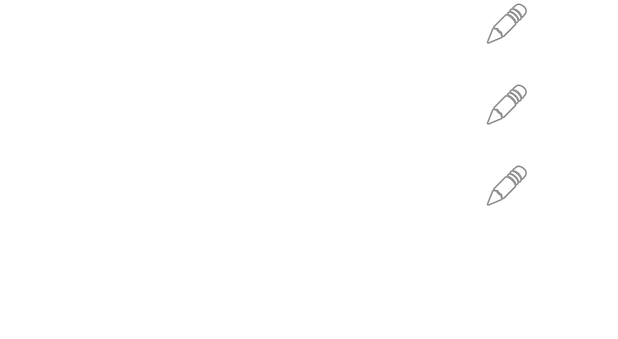
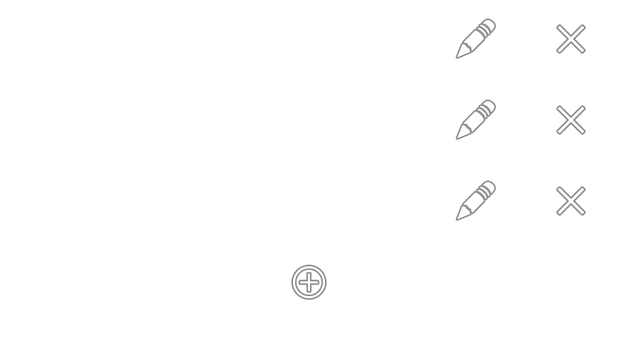
Before and after one commit to FelixWohlfrom/didyouget-android, an Android app: the layout fragment_list.xml on its own in the app's theme, with its tools: preview values and no code run, on a phone screen of 412 x 824 dp. Shown: the top 339 px of the screen. Run offline under Robolectric (Android 15) with nearby library versions, the phone set to English and light mode, and no system bars.

Commit message:
Add some buttons with images to list and listitems (#53)
Not functional yet

```diff
--- a/app/src/main/java/de/wohlfrom/didyouget/data/LoginRepository.kt
+++ b/app/src/main/java/de/wohlfrom/didyouget/data/LoginRepository.kt
@@ -3,7 +3,6 @@ package de.wohlfrom.didyouget.data
 import android.app.Activity
 import android.content.Context
 import android.content.SharedPreferences
-import android.util.Log
 import com.google.gson.Gson
 import de.wohlfrom.didyouget.data.model.LoggedInUser
 import de.wohlfrom.didyouget.data.sources.LoginDataSource
--- a/app/src/main/java/de/wohlfrom/didyouget/data/sources/Apollo.kt
+++ b/app/src/main/java/de/wohlfrom/didyouget/data/sources/Apollo.kt
@@ -2,7 +2,6 @@ package de.wohlfrom.didyouget.data.sources
 
 import com.apollographql.apollo3.ApolloClient
 import com.apollographql.apollo3.network.okHttpClient
-import de.wohlfrom.didyouget.data.model.LoggedInUser
 import okhttp3.Interceptor
 import okhttp3.OkHttpClient
 import okhttp3.Response
--- a/app/src/main/java/de/wohlfrom/didyouget/ui/login/LoginViewModelFactory.kt
+++ b/app/src/main/java/de/wohlfrom/didyouget/ui/login/LoginViewModelFactory.kt
@@ -1,7 +1,6 @@
 package de.wohlfrom.didyouget.ui.login
 
 import android.app.Activity
-import androidx.fragment.app.FragmentActivity
 import androidx.lifecycle.ViewModel
 import androidx.lifecycle.ViewModelProvider
 import de.wohlfrom.didyouget.data.LoginRepository
--- a/app/src/main/java/de/wohlfrom/didyouget/ui/shoppingList/ShoppingListAdapter.kt
+++ b/app/src/main/java/de/wohlfrom/didyouget/ui/shoppingList/ShoppingListAdapter.kt
@@ -6,11 +6,9 @@ import android.widget.TextView
 import androidx.recyclerview.widget.RecyclerView
 import de.wohlfrom.didyouget.data.model.ShoppingList
 import de.wohlfrom.didyouget.databinding.FragmentListItemBinding
-import de.wohlfrom.didyouget.placeholder.PlaceholderContent.PlaceholderItem
 
 /**
- * [RecyclerView.Adapter] that can display a [PlaceholderItem].
- * TODO: Replace the implementation with code for your data type.
+ * [RecyclerView.Adapter] that can display a [ShoppingList].
  */
 class ShoppingListAdapter(
     private val values: List<ShoppingList>
--- a/app/src/main/res/layout/fragment_list.xml
+++ b/app/src/main/res/layout/fragment_list.xml
@@ -1,13 +1,33 @@
 <?xml version="1.0" encoding="utf-8"?>
-<androidx.recyclerview.widget.RecyclerView xmlns:android="http://schemas.android.com/apk/res/android"
+
+<androidx.constraintlayout.widget.ConstraintLayout xmlns:android="http://schemas.android.com/apk/res/android"
     xmlns:app="http://schemas.android.com/apk/res-auto"
     xmlns:tools="http://schemas.android.com/tools"
-    android:id="@+id/list"
+    android:id="@+id/list_fragment"
     android:name="de.wohlfrom.didyouget.ShoppingListFragment"
     android:layout_width="match_parent"
     android:layout_height="match_parent"
-    android:layout_marginLeft="16dp"
-    android:layout_marginRight="16dp"
-    app:layoutManager="LinearLayoutManager"
-    tools:context=".ui.shoppingList.ShoppingListFragment"
-    tools:listitem="@layout/fragment_list_item" />
+    tools:context=".ui.shoppingList.ShoppingListFragment">
+
+    <ImageButton
+        android:id="@+id/add_list"
+        style="@style/Widget.AppCompat.Button.Borderless"
+        android:layout_width="0dp"
+        android:layout_height="wrap_content"
+        android:contentDescription="@string/add_new_list"
+        android:src="@android:drawable/ic_menu_add"
+        app:layout_constraintEnd_toEndOf="parent"
+        app:layout_constraintStart_toStartOf="parent"
+        app:layout_constraintTop_toBottomOf="@+id/list" />
+
+    <androidx.recyclerview.widget.RecyclerView
+        android:id="@+id/list"
+        android:layout_width="0dp"
+        android:layout_height="wrap_content"
+        app:layoutManager="LinearLayoutManager"
+        app:layout_constraintEnd_toEndOf="parent"
+        app:layout_constraintStart_toStartOf="parent"
+        app:layout_constraintTop_toTopOf="parent"
+        tools:listitem="@layout/fragment_list_item" />
+
+</androidx.constraintlayout.widget.ConstraintLayout>
--- a/app/src/main/res/layout/fragment_list_item.xml
+++ b/app/src/main/res/layout/fragment_list_item.xml
@@ -10,14 +10,24 @@
         android:layout_width="wrap_content"
         android:layout_height="wrap_content"
         android:layout_margin="@dimen/text_margin"
-        android:layout_weight="2"
+        android:layout_weight="4"
         android:textAppearance="?attr/textAppearanceListItem" />
 
-    <ImageView
+    <ImageButton
         android:id="@+id/editList"
+        style='@style/Widget.AppCompat.Button.Borderless'
         android:layout_width="0dp"
         android:layout_height="wrap_content"
         android:layout_weight="1"
         android:contentDescription="@string/edit_list"
         app:srcCompat="@android:drawable/ic_menu_edit" />
+
+    <ImageButton
+        android:id="@+id/deleteList"
+        style="@style/Widget.AppCompat.Button.Borderless"
+        android:layout_width="0dp"
+        android:layout_height="wrap_content"
+        android:layout_weight="1"
+        android:contentDescription="@string/delete_list"
+        app:srcCompat="@android:drawable/ic_menu_close_clear_cancel" />
 </LinearLayout>
```
Also changed, not shown: app/src/main/java/de/wohlfrom/didyouget/placeholder/PlaceholderContent.kt (deleted, +0 -54 lines), app/src/main/java/de/wohlfrom/didyouget/ui/shoppingListItem/ShoppingListItemAdapter.kt (+6 -9 lines), app/src/main/java/de/wohlfrom/didyouget/ui/shoppingListItem/ShoppingListItemFragment.kt (+4 -32 lines), app/src/main/res/layout/fragment_item.xml (+20 -7 lines), app/src/main/res/layout/fragment_item_list.xml (+26 -7 lines), app/src/main/res/values/strings.xml (+9 -2 lines).
